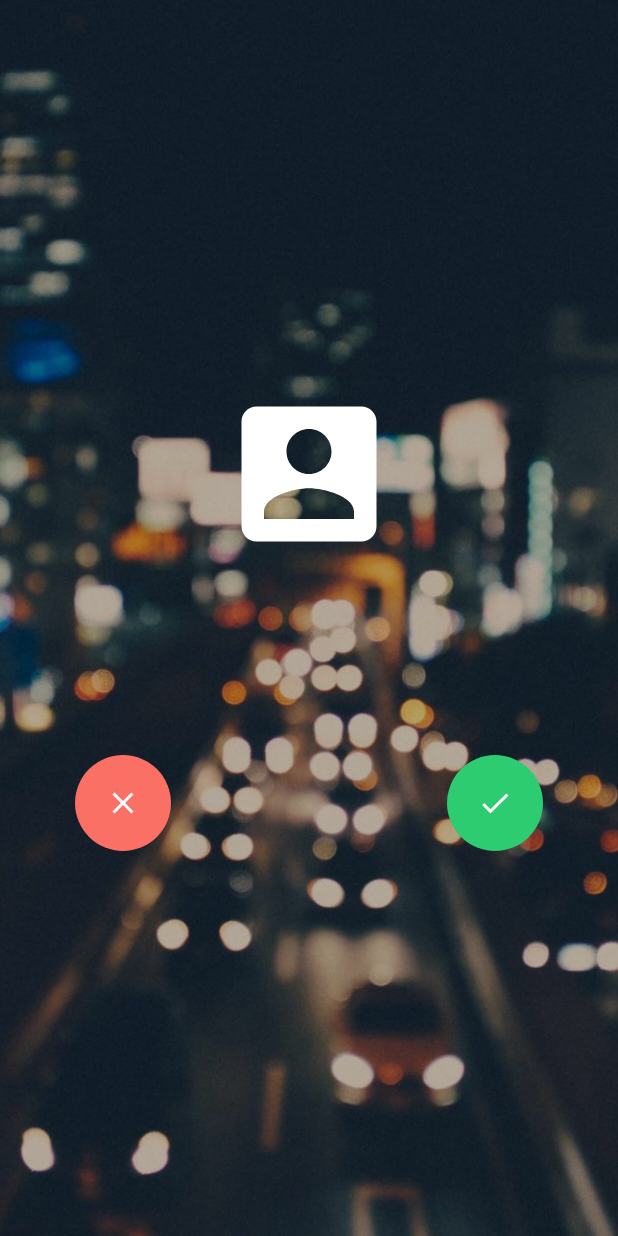
After one commit to projectatcm/catchmyseat, an Android app: the DriverIncommingCall screen opened directly, with no data from a screen before it, on a phone screen of 412 x 824 dp. The commit adds this screen. Run offline under Robolectric (Android 15) with nearby library versions, the phone set to English and light mode, and no system bars; 1 statement that could not run was skipped.

Commit message:
call added

```diff
--- a/app/src/main/AndroidManifest.xml
+++ b/app/src/main/AndroidManifest.xml
@@ -41,7 +41,8 @@
         <service android:name=".Location.AndroidLocationServices" />
 
         <activity android:name=".NotVerifiedActivity" />
-        <activity android:name=".DriverListAcivity"></activity>
+        <activity android:name=".DriverListAcivity" />
+        <activity android:name=".DriverIncommingCall" android:theme="@style/Theme.AppCompat.DayNight.NoActionBar"></activity>
     </application>
 
 </manifest>
--- /dev/null
+++ b/app/src/main/java/com/codemagos/catchmyride/DriverIncommingCall.java
@@ -0,0 +1,71 @@
+package com.codemagos.catchmyride;
+
+import android.content.Intent;
+import android.os.AsyncTask;
+import android.support.v7.app.AppCompatActivity;
+import android.os.Bundle;
+import android.util.Log;
+import android.widget.Button;
+import android.widget.ImageButton;
+import android.widget.ImageView;
+import android.widget.TextView;
+
+import com.codemagos.catchmyride.Webservice.ImageParse;
+import com.codemagos.catchmyride.Webservice.WebService;
+
+import org.json.JSONException;
+import org.json.JSONObject;
+
+public class DriverIncommingCall extends AppCompatActivity {
+ImageView img_avatar;
+    ImageButton btn_reject,btn_accept;
+    TextView txt_name,txt_destination;
+    Intent incommingIntent;
+    String id,name,destination,avatar;
+
+    @Override
+    protected void onCreate(Bundle savedInstanceState) {
+        super.onCreate(savedInstanceState);
+        setContentView(R.layout.activity_driver_incomming_call);
+        img_avatar = (ImageView) findViewById(R.id.img_avatar);
+        btn_reject = (ImageButton) findViewById(R.id.btn_reject);
+        btn_accept  =(ImageButton) findViewById(R.id.btn_accept);
+        txt_name = (TextView) findViewById(R.id.txt_name);
+        txt_destination =(TextView) findViewById(R.id.txt_destination);
+        incommingIntent = getIntent();
+        name  = incommingIntent.getStringExtra("name");
+        destination = incommingIntent.getStringExtra("destination");
+        id = incommingIntent.getStringExtra("id");
+        txt_name.setText(name);
+        txt_destination.setText(destination);
+        BackTask backTask = new BackTask();
+        backTask.execute();
+    }
+
+
+    protected class BackTask extends AsyncTask<String,String,String>{
+
+        @Override
+        protected String doInBackground(String... params) {
+            return WebService.getUserAvatar(id);
+        }
+
+        @Override
+        protected void onPostExecute(String result) {
+            super.onPostExecute(result);
+            Log.e("avatar",result);
+            try {
+                JSONObject avatarObject = new JSONObject(result);
+                String avatar = avatarObject.getString("avatar");
+                if(!avatar.equals("")){
+                    img_avatar.setImageBitmap(ImageParse.base64ToImage(avatar));
+                }
+            } catch (JSONException e) {
+                e.printStackTrace();
+            } catch (Exception e) {
+                e.printStackTrace();
+            }
+
+        }
+    }
+}
--- a/app/src/main/java/com/codemagos/catchmyride/Firebase/MyFirebaseMessagingService.java
+++ b/app/src/main/java/com/codemagos/catchmyride/Firebase/MyFirebaseMessagingService.java
@@ -9,6 +9,7 @@ import android.net.Uri;
 import android.support.v4.app.NotificationCompat;
 import android.util.Log;
 
+import com.codemagos.catchmyride.DriverIncommingCall;
 import com.codemagos.catchmyride.LoginActivity;
 import com.codemagos.catchmyride.R;
 import com.google.firebase.messaging.FirebaseMessagingService;
@@ -28,10 +29,22 @@ public class MyFirebaseMessagingService extends FirebaseMessagingService {
         // Also if you intend on generating your own notifications as a result of a received FCM
         // message, here is where that should be initiated. See sendNotification method below.
         Log.d(TAG, "From: " + remoteMessage.getFrom());
-        sendNotification(remoteMessage.getData().get("title").toString(),remoteMessage.getData().get("message").toString());
+
+        String type = remoteMessage.getData().get("type").toString();
+        switch (type){
+            case "call":
+                call(remoteMessage.getData().get("id").toString(),remoteMessage.getData().get("name").toString(),remoteMessage.getData().get("destination").toString(),remoteMessage.getData().get("latitude").toString(),remoteMessage.getData().get("longitude").toString());
+                break;
+            case "notification":
+                sendNotification(remoteMessage.getData().get("title").toString(), remoteMessage.getData().get("message").toString());
+                break;
+
+        }
+
+
     }
 
-    private void sendNotification(String title,String messageBody) {
+    private void sendNotification(String title, String messageBody) {
         Intent intent = new Intent(this, LoginActivity.class);
         intent.addFlags(Intent.FLAG_ACTIVITY_CLEAR_TOP);
         PendingIntent pendingIntent = PendingIntent.getActivity(this, 0, intent,
@@ -40,7 +53,7 @@ public class MyFirebaseMessagingService extends FirebaseMessagingService {
         Uri defaultSoundUri = RingtoneManager.getDefaultUri(RingtoneManager.TYPE_NOTIFICATION);
         NotificationCompat.Builder notificationBuilder = new NotificationCompat.Builder(this)
                 .setSmallIcon(R.mipmap.ic_launcher)
-                .setContentTitle("Catch My Ride | "+title)
+                .setContentTitle("Catch My Ride | " + title)
                 .setContentText(messageBody)
                 .setAutoCancel(true)
                 .setSound(defaultSoundUri)
@@ -51,4 +64,15 @@ public class MyFirebaseMessagingService extends FirebaseMessagingService {
 
         notificationManager.notify(0, notificationBuilder.build());
     }
+
+    public void call(String id,String name,String destination,String latitude, String longitude) {
+        Intent intent = new Intent(getApplicationContext(), DriverIncommingCall.class);
+        intent.putExtra("id", id); // passenger ID
+        intent.putExtra("name", name);
+        intent.putExtra("destination", destination);
+        intent.putExtra("latitude", latitude);
+        intent.putExtra("longitude", longitude);
+        intent.setFlags(Intent.FLAG_ACTIVITY_NEW_TASK);
+        getApplicationContext().startActivity(intent);
+    }
 }
--- a/app/src/main/java/com/codemagos/catchmyride/LoginActivity.java
+++ b/app/src/main/java/com/codemagos/catchmyride/LoginActivity.java
@@ -41,7 +41,7 @@ public class LoginActivity extends AppCompatActivity {
         input_mobile = (EditText) findViewById(R.id.input_mobile);
         input_passord = (EditText) findViewById(R.id.input_password);
         button_login = (Button) findViewById(R.id.button_login);
-
+       // startActivity(new Intent(getApplicationContext(),DriverIncommingCall.class));
         if (!spStore.getID().equals("")) {
             Intent i;
             if(spStore.getType().equals("driver")){
--- a/app/src/main/java/com/codemagos/catchmyride/NotVerifiedActivity.java
+++ b/app/src/main/java/com/codemagos/catchmyride/NotVerifiedActivity.java
@@ -25,8 +25,7 @@ public class NotVerifiedActivity extends AppCompatActivity {
         spStore = new SharedPreferencesStore(getApplicationContext());
         BackTask backTask = new BackTask();
         backTask.execute();
-        Toast.makeText(getApplicationContext(),"id "+spStore.getID(),
-                Toast.LENGTH_LONG).show();
+
     }
 
     public void logout(View v) {
@@ -65,7 +64,6 @@ public class NotVerifiedActivity extends AppCompatActivity {
                     startActivity(new Intent(getApplicationContext(), DriverHomeActivity.class));
                     finish();
 
-
                 } else {
                     // if the response if error
                     Toast.makeText(getApplicationContext(), responseObject.getString("message"), Toast.LENGTH_SHORT).show();
--- a/app/src/main/java/com/codemagos/catchmyride/Spstore/SharedPreferencesStore.java
+++ b/app/src/main/java/com/codemagos/catchmyride/Spstore/SharedPreferencesStore.java
@@ -31,13 +31,20 @@ public class SharedPreferencesStore {
     public void isVerified(boolean isVerified){
         SharedPreferences.Editor editor = sharedPreferences.edit();
         editor.putBoolean("verified", isVerified);
+        editor.commit();
     }
 
     public boolean isVerified(){
         return sharedPreferences.getBoolean("verified",false);
     }
-
-
+    public void setTempAvatar(String avatar){
+        SharedPreferences.Editor editor = sharedPreferences.edit();
+         editor.putString("avatar", avatar);
+         editor.commit();
+    }
+public String getTempAvatar(){
+    return sharedPreferences.getString("avatar","");
+}
     public String getID() {
         return sharedPreferences.getString("id", "");
     }
--- a/app/src/main/java/com/codemagos/catchmyride/Webservice/WebService.java
+++ b/app/src/main/java/com/codemagos/catchmyride/Webservice/WebService.java
@@ -194,6 +194,32 @@ public class    WebService {
 
         return postData("find_driver.php", data);
     }
+    public static String callDriver(String user_id,String driver_id,String destination,String latitude,String longitude) {
+        String data = "";
+        try {
+            data =  URLEncoder.encode("user_id", "UTF-8") + "=" + URLEncoder.encode(user_id, "UTF-8") + "&" +
+                    URLEncoder.encode("driver_id", "UTF-8") + "=" + URLEncoder.encode(driver_id, "UTF-8") + "&" +
+                    URLEncoder.encode("destination", "UTF-8") + "=" + URLEncoder.encode(destination, "UTF-8") + "&" +
+                    URLEncoder.encode("latitude", "UTF-8") + "=" + URLEncoder.encode(latitude, "UTF-8") + "&" +
+                    URLEncoder.encode("longitude", "UTF-8") + "=" + URLEncoder.encode(longitude, "UTF-8");
+
+        } catch (UnsupportedEncodingException e) {
+            e.printStackTrace();
+        }
+
+        return postData("call_driver.php", data);
+    }
+    public static String getUserAvatar(String user_id) {
+        String data = "";
+        try {
+            data =  URLEncoder.encode("id", "UTF-8") + "=" + URLEncoder.encode(user_id, "UTF-8");
+
+        } catch (UnsupportedEncodingException e) {
+            e.printStackTrace();
+        }
+        return postData("get_user_avatar.php",data);
+    }
+
 
 
 
--- /dev/null
+++ b/app/src/main/res/drawable/circle_green.xml
@@ -0,0 +1,12 @@
+<?xml version="1.0" encoding="utf-8"?>
+<shape
+    xmlns:android="http://schemas.android.com/apk/res/android"
+    android:shape="oval">
+
+    <solid
+        android:color="#2dcc70"/>
+
+    <size
+        android:width="40dp"
+        android:height="40dp"/>
+</shape>
--- /dev/null
+++ b/app/src/main/res/drawable/circle_red.xml
@@ -0,0 +1,12 @@
+<?xml version="1.0" encoding="utf-8"?>
+<shape
+    xmlns:android="http://schemas.android.com/apk/res/android"
+    android:shape="oval">
+
+    <solid
+        android:color="#fb7064"/>
+
+    <size
+        android:width="40dp"
+        android:height="40dp"/>
+</shape>
--- /dev/null
+++ b/app/src/main/res/drawable/ic_accept.xml
@@ -0,0 +1,9 @@
+<vector xmlns:android="http://schemas.android.com/apk/res/android"
+        android:width="24dp"
+        android:height="24dp"
+        android:viewportWidth="24.0"
+        android:viewportHeight="24.0">
+    <path
+        android:fillColor="@color/colorWhite"
+        android:pathData="M9,16.17L4.83,12l-1.42,1.41L9,19 21,7l-1.41,-1.41z"/>
+</vector>
--- /dev/null
+++ b/app/src/main/res/drawable/ic_account_box_black_24dp.xml
@@ -0,0 +1,9 @@
+<vector xmlns:android="http://schemas.android.com/apk/res/android"
+        android:width="24dp"
+        android:height="24dp"
+        android:viewportWidth="24.0"
+        android:viewportHeight="24.0">
+    <path
+        android:fillColor="@color/colorWhite"
+        android:pathData="M3,5v14c0,1.1 0.89,2 2,2h14c1.1,0 2,-0.9 2,-2L21,5c0,-1.1 -0.9,-2 -2,-2L5,3c-1.11,0 -2,0.9 -2,2zM15,9c0,1.66 -1.34,3 -3,3s-3,-1.34 -3,-3 1.34,-3 3,-3 3,1.34 3,3zM6,17c0,-2 4,-3.1 6,-3.1s6,1.1 6,3.1v1L6,18v-1z"/>
+</vector>
--- /dev/null
+++ b/app/src/main/res/drawable/ic_reject.xml
@@ -0,0 +1,9 @@
+<vector xmlns:android="http://schemas.android.com/apk/res/android"
+        android:width="24dp"
+        android:height="24dp"
+        android:viewportWidth="24.0"
+        android:viewportHeight="24.0">
+    <path
+        android:fillColor="@color/colorWhite"
+        android:pathData="M19,6.41L17.59,5 12,10.59 6.41,5 5,6.41 10.59,12 5,17.59 6.41,19 12,13.41 17.59,19 19,17.59 13.41,12z"/>
+</vector>
--- /dev/null
+++ b/app/src/main/res/layout/activity_driver_incomming_call.xml
@@ -0,0 +1,89 @@
+<?xml version="1.0" encoding="utf-8"?>
+<RelativeLayout xmlns:android="http://schemas.android.com/apk/res/android"
+    xmlns:tools="http://schemas.android.com/tools"
+    android:id="@+id/activity_driver_incomming_call"
+    android:layout_width="match_parent"
+    android:layout_height="match_parent"
+    android:background="#000000"
+    tools:context="com.codemagos.catchmyride.DriverIncommingCall">
+
+    <ImageView
+        android:layout_width="match_parent"
+        android:layout_height="match_parent"
+        android:alpha="0.7"
+        android:scaleType="centerCrop"
+        android:src="@drawable/call_bg" />
+
+    <LinearLayout
+        android:layout_width="match_parent"
+        android:layout_height="wrap_content"
+        android:layout_centerHorizontal="true"
+        android:layout_centerVertical="true"
+        android:gravity="center_vertical|center_horizontal"
+        android:orientation="vertical"
+
+        >
+
+        <ImageView
+            android:scaleType="centerCrop"
+            android:id="@+id/img_avatar"
+            android:layout_width="120dp"
+            android:layout_height="120dp"
+            android:src="@drawable/ic_account_box_black_24dp" />
+
+        <TextView
+            android:id="@+id/txt_name"
+            android:layout_width="wrap_content"
+            android:layout_height="wrap_content"
+            android:layout_marginTop="10dp"
+            android:text="Prasanth NV"
+            android:textColor="@color/colorWhite"
+            android:textSize="24sp"
+            android:textStyle="bold" />
+
+        <TextView
+            android:id="@+id/txt_destination"
+            android:layout_width="wrap_content"
+            android:layout_height="wrap_content"
+            android:layout_marginTop="10dp"
+            android:text="Chalakudy"
+            android:textColor="@color/colorWhite"
+            android:textSize="18sp"
+            android:textStyle="normal" />
+
+        <RelativeLayout
+            android:layout_width="match_parent"
+            android:layout_height="wrap_content"
+            android:paddingLeft="50dp"
+            android:paddingRight="50dp"
+            android:layout_marginTop="50dp"
+            android:orientation="horizontal">
+
+
+
+            <ImageButton
+                android:id="@+id/btn_reject"
+                android:layout_width="wrap_content"
+                android:layout_height="wrap_content"
+                android:padding="20dp"
+                android:layout_gravity="left"
+                android:layout_alignParentLeft="true"
+                android:src="@drawable/ic_reject"
+                android:background="@drawable/circle_red"
+
+                />
+
+            <ImageButton
+
+                android:layout_width="wrap_content"
+                android:layout_height="wrap_content"
+                android:layout_alignParentRight="true"
+                android:padding="20dp"
+                android:src="@drawable/ic_accept"
+android:layout_gravity="right"
+                android:background="@drawable/circle_green"
+
+                android:id="@+id/btn_accept" />
+        </RelativeLayout>
+    </LinearLayout>
+</RelativeLayout>
```
Also changed, not shown: app/src/main/res/drawable/call_bg.jpeg (added).
